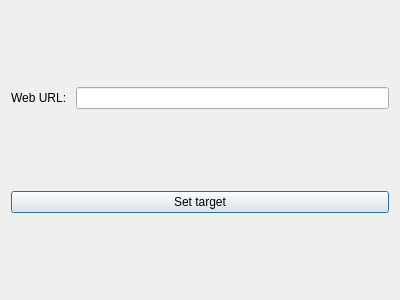
Above: libs/QtGuiFiles/TargetDialog.ui from krysolemur/WebScope-0.1.0 before the change. Below: the same form after it.
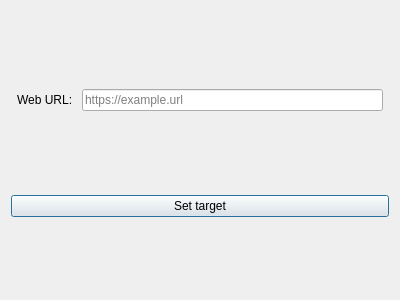
That is the form after the change.

Diff of the .ui file:
```diff
--- a/libs/QtGuiFiles/TargetDialog.ui
+++ b/libs/QtGuiFiles/TargetDialog.ui
@@ -15,7 +15,19 @@
   </property>
   <layout class="QVBoxLayout" name="verticalLayout">
    <item>
-    <layout class="QHBoxLayout" name="setTargetLayout">
+    <layout class="QHBoxLayout" name="setTargetLayout" stretch="0,1">
+     <property name="leftMargin">
+      <number>6</number>
+     </property>
+     <property name="topMargin">
+      <number>6</number>
+     </property>
+     <property name="rightMargin">
+      <number>6</number>
+     </property>
+     <property name="bottomMargin">
+      <number>6</number>
+     </property>
      <item>
       <widget class="QLabel" name="setTargetLabel">
        <property name="text">
@@ -24,7 +36,11 @@
       </widget>
      </item>
      <item>
-      <widget class="QLineEdit" name="setTargetLineEdit"/>
+      <widget class="QLineEdit" name="setTargetLineEdit">
+       <property name="placeholderText">
+        <string>https://example.url</string>
+       </property>
+      </widget>
      </item>
     </layout>
    </item>
```
